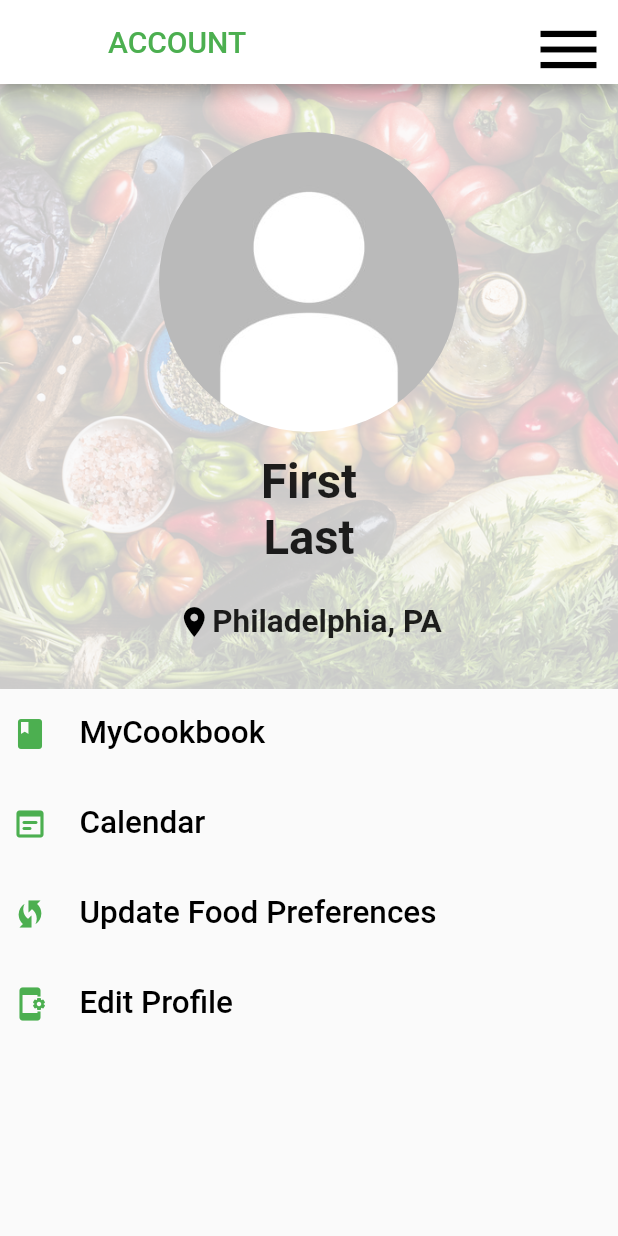
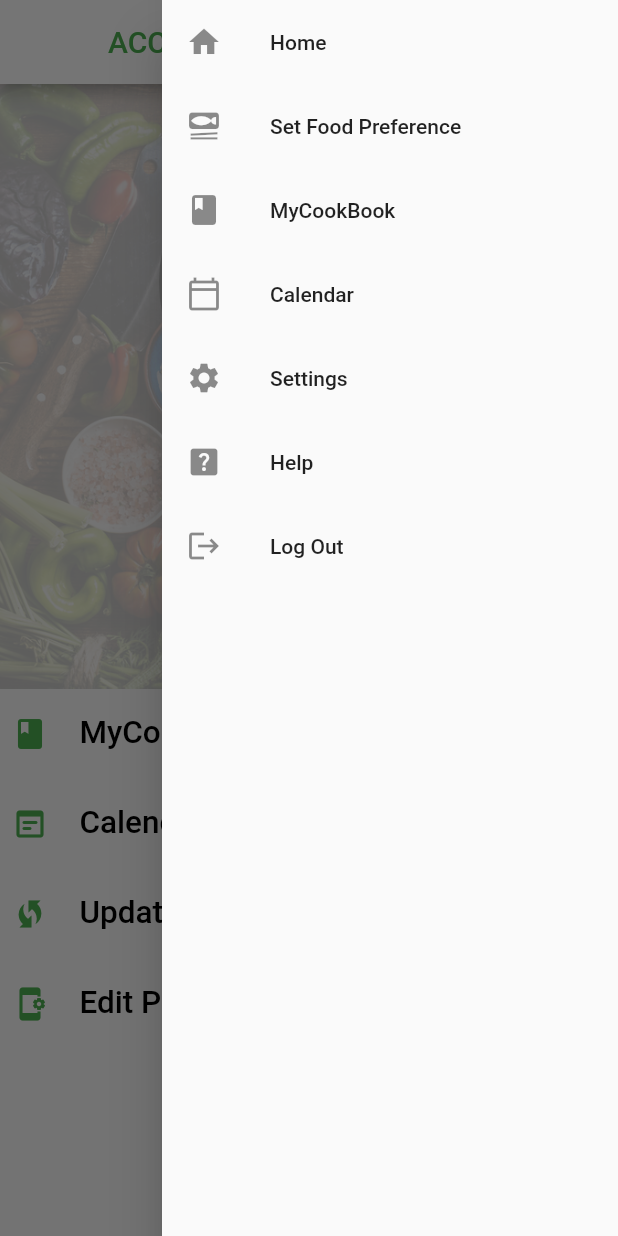
Before and after one commit to Capstone-Projects-2022-Spring/project-gorecipe, a Flutter app: the Profile screen opened directly, with the side drawer open (before the commit the screen has no drawer), on a phone screen of 412 x 824 dp. Run offline on Flutter 3.47's test engine with Material 2 defaults, Android fonts, the phone set to English and light mode, and no system bars.

Commit message:
end drawer working, just need to add menu icon

```diff
--- a/GoRECIPE/gorecipe/lib/Screens/profile.dart
+++ b/GoRECIPE/gorecipe/lib/Screens/profile.dart
@@ -1,5 +1,7 @@
 import 'package:flutter/material.dart';
 import 'package:gorecipe/Screens/edit_account.dart';
+import 'package:gorecipe/Screens/home_screen.dart';
+import 'package:gorecipe/Screens/welcome_screen.dart';
 
 // View profile page
 
@@ -51,7 +53,7 @@ class _Profile extends State<Profile> {
               color: Colors.green,
             ),),
           backgroundColor: Colors.white,
-          actions: <Widget>[
+          /*actions: <Widget>[
             IconButton(
               icon: const Icon(Icons.menu),
               iconSize: 50,
@@ -75,8 +77,91 @@ class _Profile extends State<Profile> {
                 ));
               },
             ),
+          ],*/
+        ),
+      endDrawer: Drawer(
+        child: ListView(
+          padding: EdgeInsets.zero,
+          children: <Widget>[
+            // DrawerHeader(
+            //   decoration: BoxDecoration(
+            //     color: Colors.green,
+            //   ),
+            //   child: Text(
+            //     'GoRecipe',
+            //     style: TextStyle(
+            //       color: Colors.white,
+            //       fontSize: 24,
+            //     ),
+            //   ),
+            // ),
+            ListTile(
+                leading: const Icon(Icons.home),
+                title: const Text('Home'),
+                onTap: () {
+                  Navigator.push(
+                      context,
+                      MaterialPageRoute(
+                          builder: (context) => const HomeScreen(
+                            key: ObjectKey('welcome page'),
+                          )));
+
+                  //idk why this isnt working
+                  //navigation im confused everything is giving me an error
+                  //onTap: () => HomeScreen(),
+
+                  // onTap: () {
+                  //   Navigator.pop(context);
+
+                  // },
+                }),
+            const ListTile(
+              leading: Icon(Icons.set_meal),
+              title: Text('Set Food Preference'),
+            ),
+
+            const ListTile(
+              leading: Icon(Icons.book),
+              title: Text('MyCookBook'),
+            ),
+
+            const ListTile(
+              leading: Icon(Icons.calendar_today_outlined),
+              title: Text('Calendar'),
+            ),
+
+            ListTile(
+              leading: const Icon(Icons.settings),
+              title: const Text('Settings'),
+              onTap: () {
+                Navigator.push(
+                    context,
+                    MaterialPageRoute(
+                        builder: (context) => const Profile(
+                            key: ObjectKey('profile page'),
+                            title: 'profile page')));
+              },
+            ),
+
+            const ListTile(
+              leading: Icon(Icons.help_center),
+              title: Text('Help'),
+            ),
+
+            ListTile(
+                leading: const Icon(Icons.logout),
+                title: const Text('Log Out'),
+                onTap: () {
+                  Navigator.push(
+                      context,
+                      MaterialPageRoute(
+                          builder: (context) => const WelcomeScreen(
+                              key: ObjectKey('welcome page'),
+                              title: 'welcome page')));
+                }),
           ],
         ),
+      ),
 
       body: Center(
         child: Column(
```
